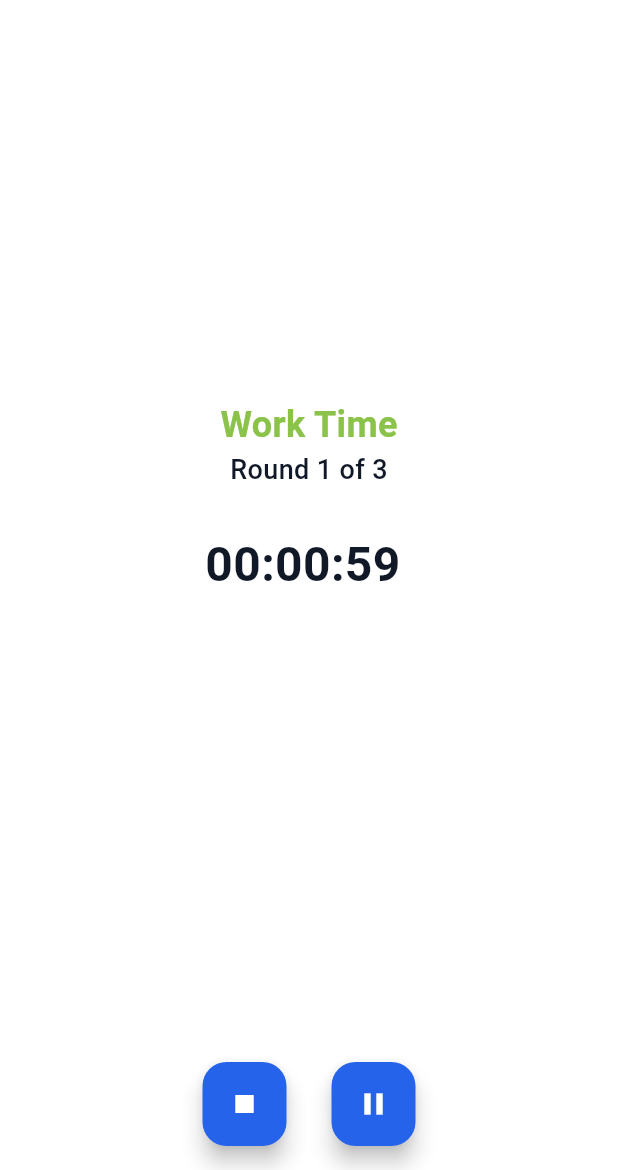
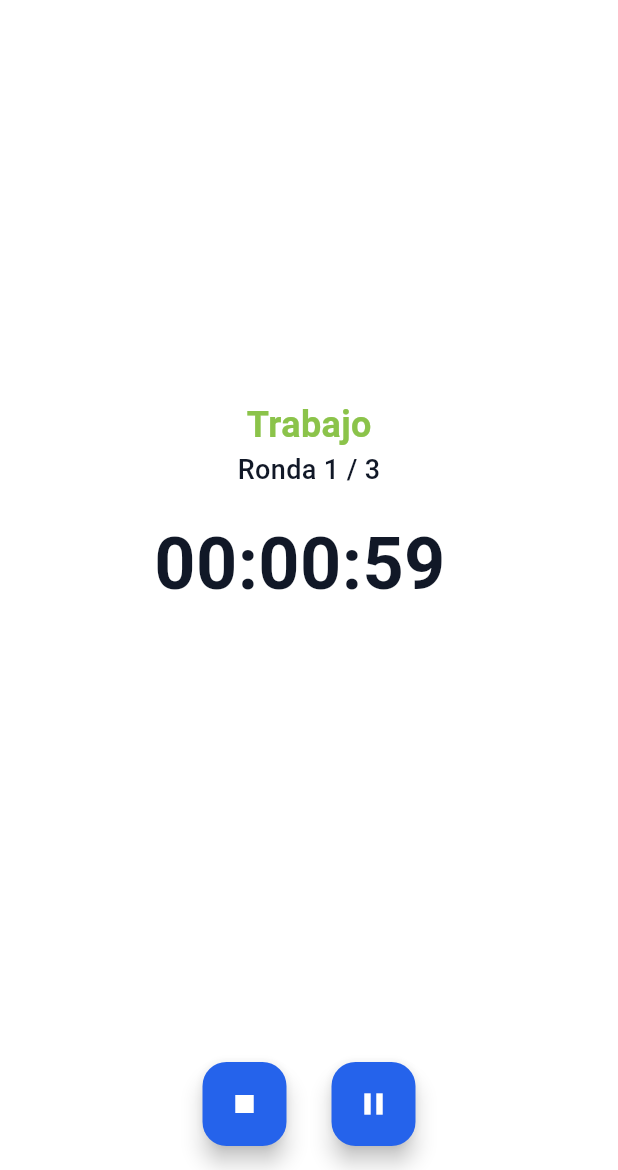
Before and after one commit to RaymundoSantorski/timer_app, a Flutter app: the screen it shows after launch, after a tap on the "remove" icon, after a tap on the "add" icon, after a tap on the "play arrow" icon, on a phone screen of 412 x 824 dp, the part 66-1236 px from its top. Run offline on Flutter 3.47's test engine with Material 3 defaults, Android fonts, the phone set to English and light mode, and no system bars; our stand-ins replace audioplayers, flutter_local_notifications, shared_preferences, timezone, vibration; missing offline and left inert: numeric_selector.

Commit message:
refactor: change inline widget code with dedicated widgets

```diff
--- a/lib/main.dart
+++ b/lib/main.dart
@@ -5,6 +5,8 @@ import 'package:timer/models/timer_session.dart';
 import 'package:timer/services/audio_service.dart';
 import 'package:timer/services/notification_service.dart';
 import 'package:timer/services/timer_service.dart';
+import 'package:timer/widgets/round.dart';
+import 'package:timer/widgets/round_controls.dart';
 import 'package:timer/widgets/runninfab.dart';
 import 'package:timer/widgets/set_rest_label.dart';
 import 'package:timer/widgets/stoppedfab.dart';
@@ -14,6 +16,7 @@ import 'dart:async';
 import 'package:timer/widgets/work_time.dart';
 import 'package:shared_preferences/shared_preferences.dart';
 import 'package:timezone/timezone.dart' as tz;
+import 'package:timer/widgets/timer_state.dart';
 
 Future<void> main() async {
   WidgetsFlutterBinding.ensureInitialized();
@@ -341,49 +344,24 @@ class _MyHomePageState extends State<MyHomePage> {
         mainAxisAlignment: MainAxisAlignment.center,
         children: [
           (isRunning || isPaused)
-              ? Title(
+              ? MyTimerState(
                   key: Key('statusText_$selectorVersion'),
-                  color: Colors.black,
-                  child: Text(
-                    isResting ? 'Rest Time' : 'Work Time',
-                    style: TextStyle(
-                      fontSize: 24,
-                      fontWeight: FontWeight.w600,
-                      color: isResting
-                          ? ColorScheme.of(context).error
-                          : Colors.lightGreen,
-                    ),
-                  ),
+                  isResting: isResting,
                 )
               : SetRestLabel(
                   restSeconds: restSeconds,
                   onRestChanged: setRestSeconds,
                 ),
           isRunning || isPaused
-              ? Text(
-                  'Round $currentRound of $totalRounds',
+              ? Round(
+                  currentRound: currentRound,
+                  totalRounds: totalRounds,
                   key: Key('roundText_$selectorVersion'),
-                  style: TextStyle(fontSize: 18, fontWeight: FontWeight.w500),
                 )
-              : Row(
-                  mainAxisAlignment: MainAxisAlignment.center,
-                  children: [
-                    IconButton(
-                      icon: Icon(Icons.remove, size: 30),
-                      onPressed: decrementRounds,
-                    ),
-                    Text(
-                      '$totalRounds rounds',
-                      style: TextStyle(
-                        fontSize: 18,
-                        fontWeight: FontWeight.w500,
-                      ),
-                    ),
-                    IconButton(
-                      icon: Icon(Icons.add, size: 30),
-                      onPressed: incrementRounds,
-                    ),
-                  ],
+              : RoundControls(
+                  decrementRounds: decrementRounds,
+                  totalRounds: totalRounds,
+                  incrementRounds: incrementRounds,
                 ),
           (!isRunning && !isPaused)
               ? TimeSelector(
--- /dev/null
+++ b/lib/widgets/round.dart
@@ -0,0 +1,19 @@
+import 'package:flutter/material.dart';
+
+class Round extends StatelessWidget {
+  const Round({
+    super.key,
+    required this.currentRound,
+    required this.totalRounds,
+  });
+  final int currentRound;
+  final int totalRounds;
+
+  @override
+  Widget build(BuildContext context) {
+    return Text(
+      'Ronda $currentRound / $totalRounds',
+      style: TextStyle(fontSize: 18, fontWeight: FontWeight.w500),
+    );
+  }
+}
--- /dev/null
+++ b/lib/widgets/round_controls.dart
@@ -0,0 +1,31 @@
+import 'package:flutter/material.dart';
+
+class RoundControls extends StatelessWidget {
+  const RoundControls({
+    super.key,
+    required this.decrementRounds,
+    required this.totalRounds,
+    required this.incrementRounds,
+  });
+  final VoidCallback decrementRounds;
+  final int totalRounds;
+  final VoidCallback incrementRounds;
+
+  @override
+  Widget build(BuildContext context) {
+    return Row(
+      mainAxisAlignment: MainAxisAlignment.center,
+      children: [
+        IconButton(
+          icon: Icon(Icons.remove, size: 30),
+          onPressed: decrementRounds,
+        ),
+        Text(
+          '$totalRounds rounds',
+          style: TextStyle(fontSize: 18, fontWeight: FontWeight.w500),
+        ),
+        IconButton(icon: Icon(Icons.add, size: 30), onPressed: incrementRounds),
+      ],
+    );
+  }
+}
--- /dev/null
+++ b/lib/widgets/timer_state.dart
@@ -0,0 +1,21 @@
+import 'package:flutter/material.dart';
+
+class MyTimerState extends StatelessWidget {
+  const MyTimerState({super.key, required this.isResting});
+  final bool isResting;
+
+  @override
+  Widget build(BuildContext context) {
+    return Title(
+      color: Colors.black,
+      child: Text(
+        isResting ? 'Descanso' : 'Trabajo',
+        style: TextStyle(
+          fontSize: 24,
+          fontWeight: FontWeight.w600,
+          color: isResting ? ColorScheme.of(context).error : Colors.lightGreen,
+        ),
+      ),
+    );
+  }
+}
--- a/lib/widgets/work_time.dart
+++ b/lib/widgets/work_time.dart
@@ -15,19 +15,19 @@ class WorkTime extends StatelessWidget {
           FittedBox(
             child: Text(
               '${workDuration.inHours.toString().padLeft(2, '0')}:',
-              style: TextStyle(fontWeight: FontWeight.bold, fontSize: 32),
+              style: TextStyle(fontWeight: FontWeight.bold, fontSize: 48),
             ),
           ),
           FittedBox(
             child: Text(
               '${(workDuration.inMinutes % 60).toString().padLeft(2, '0')}:',
-              style: TextStyle(fontWeight: FontWeight.bold, fontSize: 32),
+              style: TextStyle(fontWeight: FontWeight.bold, fontSize: 48),
             ),
           ),
           FittedBox(
             child: Text(
               '${(workDuration.inSeconds % 60).toString().padLeft(2, '0')} ',
-              style: TextStyle(fontWeight: FontWeight.bold, fontSize: 32),
+              style: TextStyle(fontWeight: FontWeight.bold, fontSize: 48),
             ),
           ),
         ],
--- a/pubspec.yaml
+++ b/pubspec.yaml
@@ -16,7 +16,7 @@ publish_to: 'none' # Remove this line if you wish to publish to pub.dev
 # https://developer.apple.com/library/archive/documentation/General/Reference/InfoPlistKeyReference/Articles/CoreFoundationKeys.html
 # In Windows, build-name is used as the major, minor, and patch parts
 # of the product and file versions while build-number is used as the build suffix.
-version: 1.0.0+7
+version: 1.0.0+10
 
 environment:
   sdk: ^3.11.4
```
Also changed, not shown: 1 other file.
